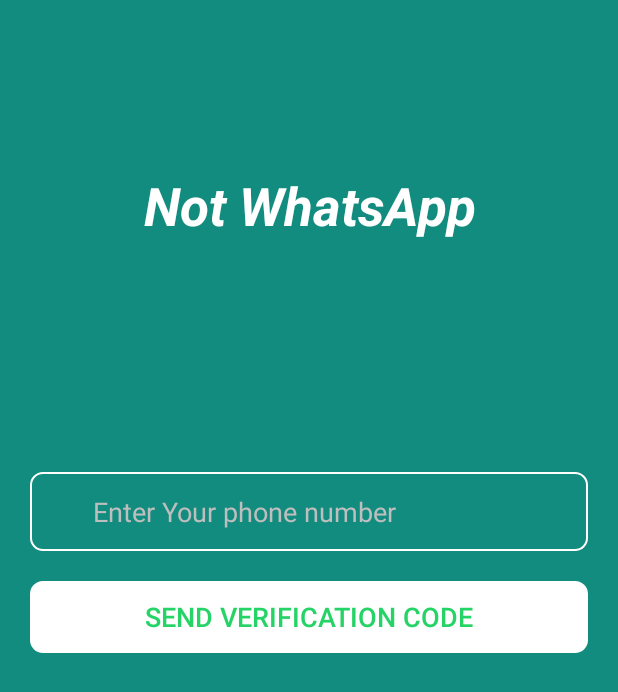
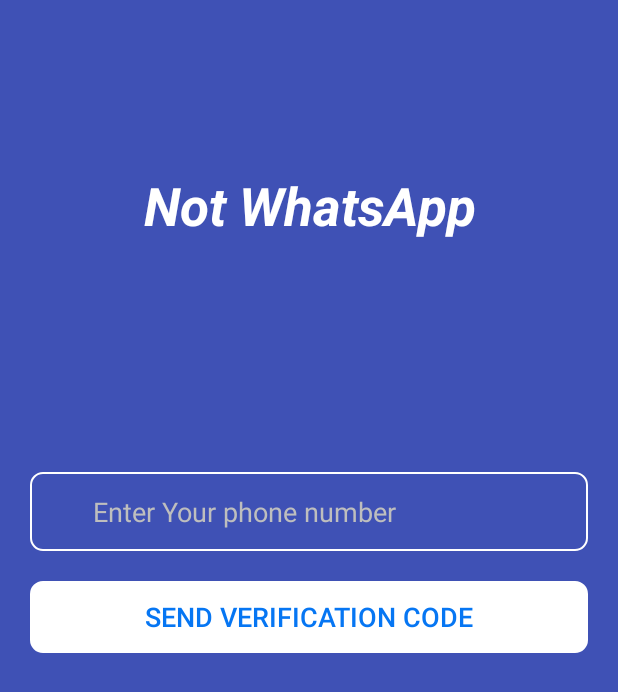
Before and after one commit to esam00/Kroubi, an Android app: the screen it shows after launch (LoginActivity), on a phone screen of 412 x 824 dp. Shown: the top 692 px of the screen. Run offline under Robolectric (Android 15) with nearby library versions, the phone set to English and light mode, and no system bars; our stand-ins replace Firebase (no records; nobody signed in at launch, a user with empty details on screens opened directly).

Commit message:
adding some comments

```diff
--- a/app/src/main/java/com/essam/chatapp/SplashActivity.java
+++ b/app/src/main/java/com/essam/chatapp/SplashActivity.java
@@ -10,7 +10,6 @@ import android.util.Log;
 import com.essam.chatapp.home.activity.HomeActivity;
 import com.essam.chatapp.login.LoginActivity;
 import com.essam.chatapp.utils.firebase.FirebaseHelper;
-import com.google.firebase.auth.FirebaseUser;
 
 public class SplashActivity extends AppCompatActivity {
 
--- a/app/src/main/java/com/essam/chatapp/conversations/fragment/ChatsFragment.java
+++ b/app/src/main/java/com/essam/chatapp/conversations/fragment/ChatsFragment.java
@@ -62,13 +62,6 @@ public class ChatsFragment extends Fragment implements HomeChatAdapter.ListItemC
         return view;
     }
 
-    private void checkContactsPermission() {
-        if (ProjectUtils.hasPermissionInManifest(getActivity(),
-                Consts.READ_CONTACTS_REQUEST,
-                Manifest.permission.READ_CONTACTS))
-            getUserChatList();
-    }
-
     private void initViews(View view) {
         welcomeLl = view.findViewById(R.id.welcome_ll);
         welcomeAnimation = view.findViewById(R.id.welcome_animation);
@@ -83,6 +76,19 @@ public class ChatsFragment extends Fragment implements HomeChatAdapter.ListItemC
         LinearLayoutManager layoutManager = new LinearLayoutManager(this.getContext());
         homeChatRv.setLayoutManager(layoutManager);
         homeChatAdapter.setMessagesData(chatList);
+    }
+
+    /**
+     * Before fetching user conversations list we need to be sure that user has accepted READ_CONTACTS
+     * permission , we might need this permission granted to display chat's user name as it is saved [ if it is save]
+     * in device contacts list
+     */
+    private void checkContactsPermission() {
+        if (ProjectUtils.hasPermissionInManifest(getActivity(),
+                Consts.READ_CONTACTS_REQUEST,
+                Manifest.permission.READ_CONTACTS))
+            // if contacts permission already granted >> fetch chats list
+            getUserChatList();
     }
 
     private void getUserChatList() {
--- a/app/src/main/res/values/colors.xml
+++ b/app/src/main/res/values/colors.xml
@@ -1,11 +1,11 @@
 <?xml version="1.0" encoding="utf-8"?>
 <resources>
-    <color name="colorPrimary">#075E54</color>
-    <color name="colorPrimaryDark">#043C34</color>
-    <color name="colorAccent">#25D366</color>
+    <color name="colorPrimary">#2C3880</color>
+    <color name="colorPrimaryDark">#1D255E</color>
+    <color name="colorAccent">#0676F3</color>
 
-    <color name="colorMain">#075E54</color>
-    <color name="colorMainLight">#128C7E</color>
+    <color name="colorMain">#1D255E</color>
+    <color name="colorMainLight">#3F51B5</color>
 
     <color name="chat_background">#ECE5DD</color>
     <color name="outgoing_chat_bubble">#DCF8C6</color>
```
